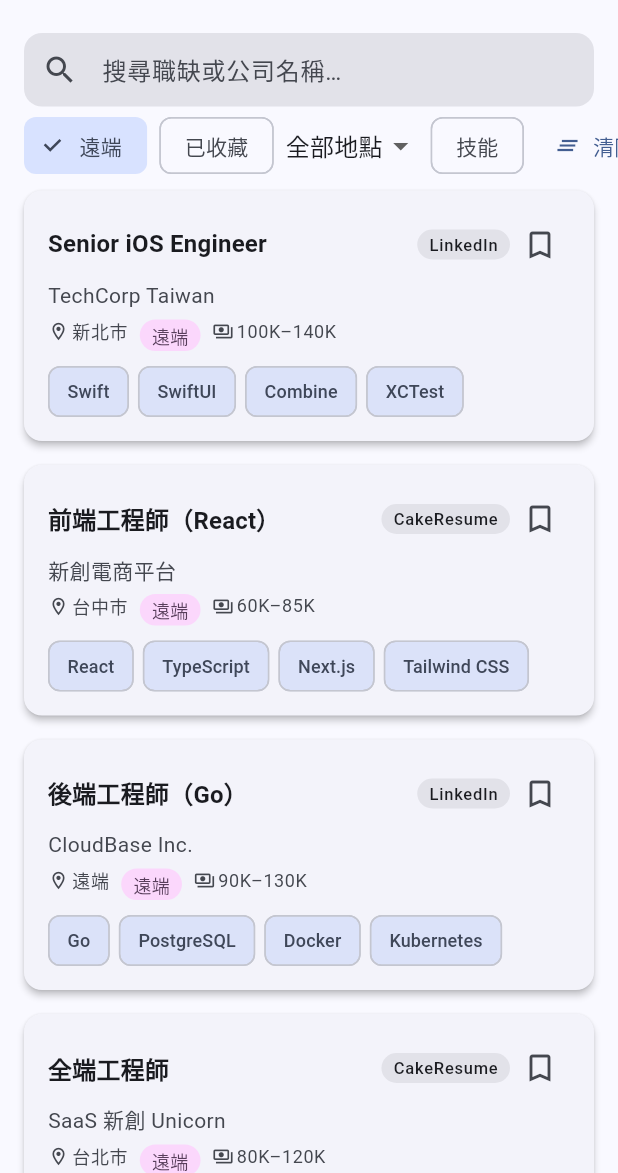
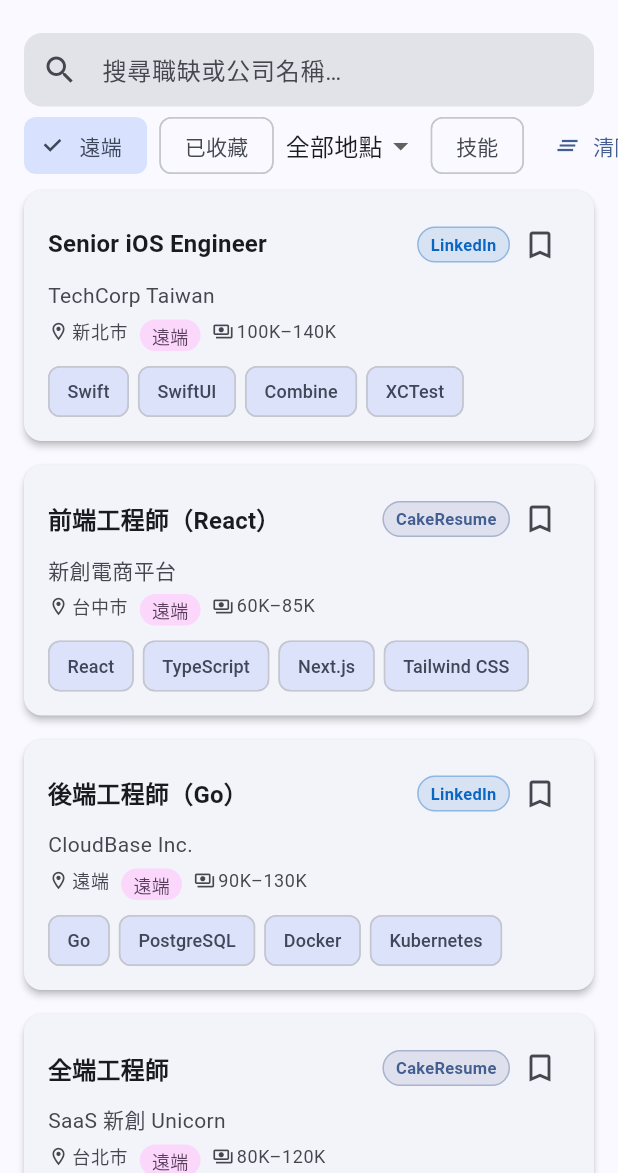
Before and after one commit to yacheng0323/career_pilot, a Flutter app: the screen it shows after launch, after a tap on "遠端", on a phone screen of 412 x 824 dp, the part 63-1236 px from its top. Run offline on Flutter 3.47's test engine with Material 3 defaults, Android fonts, the phone set to English and light mode, and no system bars; our stand-ins replace dio, flutter_riverpod, freezed_annotation, go_router, riverpod_annotation, shared_preferences and 1 more; generated files the repository leaves out were written again; network calls fail.

Commit message:
feat: colorful source badges per platform + interleave jobs from all sources

```diff
--- a/lib/features/jobs/data/job_remote_datasource.dart
+++ b/lib/features/jobs/data/job_remote_datasource.dart
@@ -1,3 +1,5 @@
+import 'dart:math';
+
 import '../../../core/network/api_client.dart';
 import '../domain/job.dart';
 
@@ -6,15 +8,52 @@
 
   final ApiClient client;
 
+  /// Fetches jobs from the API and interleaves results from all sources
+  /// so the list is not dominated by whichever source was crawled first.
   Future<List<Job>> fetchAll({String query = ''}) async {
+    // Fetch a large pool so we have enough from every source
     final params = <String, dynamic>{
-      'limit': 100,
+      'limit': 300,
       if (query.isNotEmpty) 'q': query,
     };
     final data = await client.get('/api/v1/jobs', params: params);
     final items = (data['items'] as List<dynamic>?) ?? [];
-    return items
+    final jobs = items
         .map((e) => Job.fromJson(e as Map<String, dynamic>))
         .toList();
+
+    if (query.isNotEmpty) {
+      // When searching, preserve relevance order
+      return jobs;
+    }
+
+    // Group by source then interleave so each source appears evenly
+    return _interleave(jobs);
+  }
+
+  /// Round-robin interleave: picks one from each source in turn.
+  /// e.g. [104_a, yourator_a, remotive_a, 104_b, yourator_b, ...]
+  static List<Job> _interleave(List<Job> jobs) {
+    final groups = <String, List<Job>>{};
+    for (final job in jobs) {
+      (groups[job.source] ??= []).add(job);
+    }
+
+    // Shuffle within each source group for variety
+    final rng = Random();
+    for (final list in groups.values) {
+      list.shuffle(rng);
+    }
+
+    // Round-robin pick
+    final result = <Job>[];
+    final sources = groups.values.toList();
+    int i = 0;
+    while (sources.any((s) => s.isNotEmpty)) {
+      final source = sources[i % sources.length];
+      if (source.isNotEmpty) result.add(source.removeAt(0));
+      i++;
+    }
+    return result;
   }
 }
--- a/lib/features/jobs/presentation/widgets/job_card.dart
+++ b/lib/features/jobs/presentation/widgets/job_card.dart
@@ -95,21 +95,40 @@
   }
 }
 
+/// 每個來源對應的顯示名稱與顏色
+const _sourceConfig = {
+  '104':       (label: '104人力銀行', color: Color(0xFFFF6B00)),   // 104 橘
+  'yourator':  (label: 'Yourator',   color: Color(0xFF00A86B)),   // 青綠
+  'remotive':  (label: 'Remotive',   color: Color(0xFF7C3AED)),   // 紫
+  'arbeitnow': (label: 'Arbeitnow',  color: Color(0xFF2563EB)),   // 藍
+  'linkedin':  (label: 'LinkedIn',   color: Color(0xFF0A66C2)),   // LinkedIn 藍
+  'cake':      (label: 'CakeResume', color: Color(0xFFF59E0B)),   // 琥珀
+};
+
 class _SourceBadge extends StatelessWidget {
   const _SourceBadge({required this.source});
   final String source;
 
   @override
   Widget build(BuildContext context) {
+    final cfg = _sourceConfig[source.toLowerCase()];
+    final label = cfg?.label ?? source;
+    final color = cfg?.color ?? Theme.of(context).colorScheme.primary;
+
     return Container(
-      padding: const EdgeInsets.symmetric(horizontal: 8, vertical: 2),
+      padding: const EdgeInsets.symmetric(horizontal: 8, vertical: 3),
       decoration: BoxDecoration(
-        color: Theme.of(context).colorScheme.surfaceContainerHighest,
+        color: color.withValues(alpha: 0.12),
+        border: Border.all(color: color.withValues(alpha: 0.35), width: 1),
         borderRadius: BorderRadius.circular(20),
       ),
       child: Text(
-        source,
-        style: Theme.of(context).textTheme.labelSmall,
+        label,
+        style: Theme.of(context).textTheme.labelSmall?.copyWith(
+              color: color,
+              fontWeight: FontWeight.w600,
+              letterSpacing: 0.2,
+            ),
       ),
     );
   }
```
